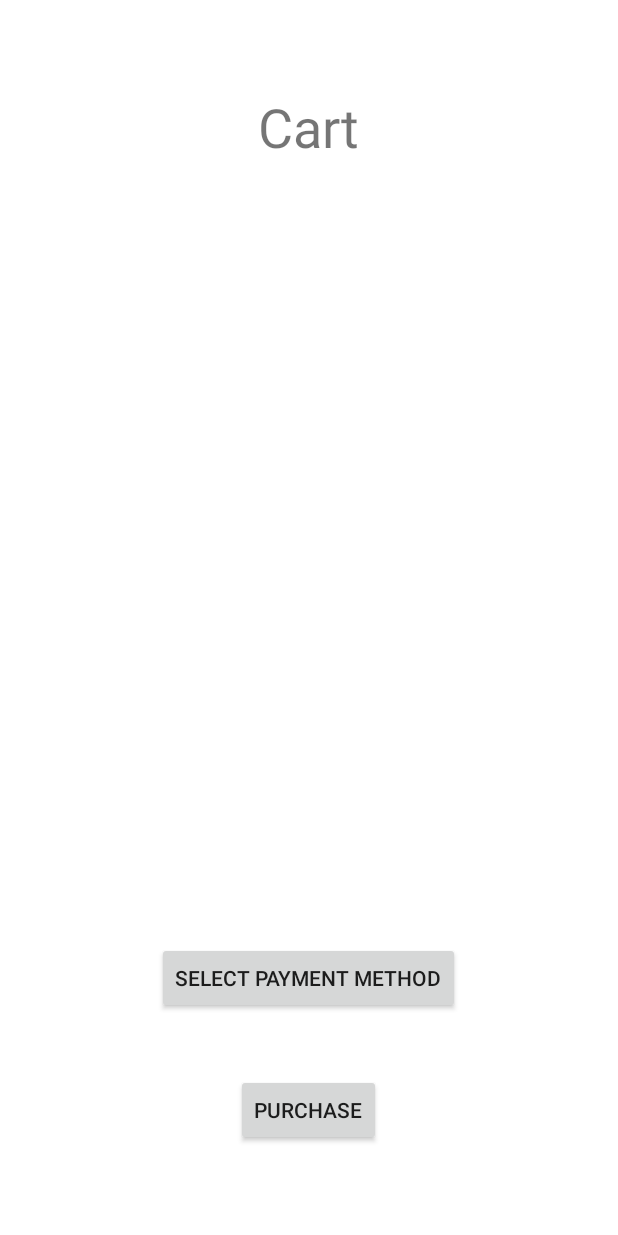
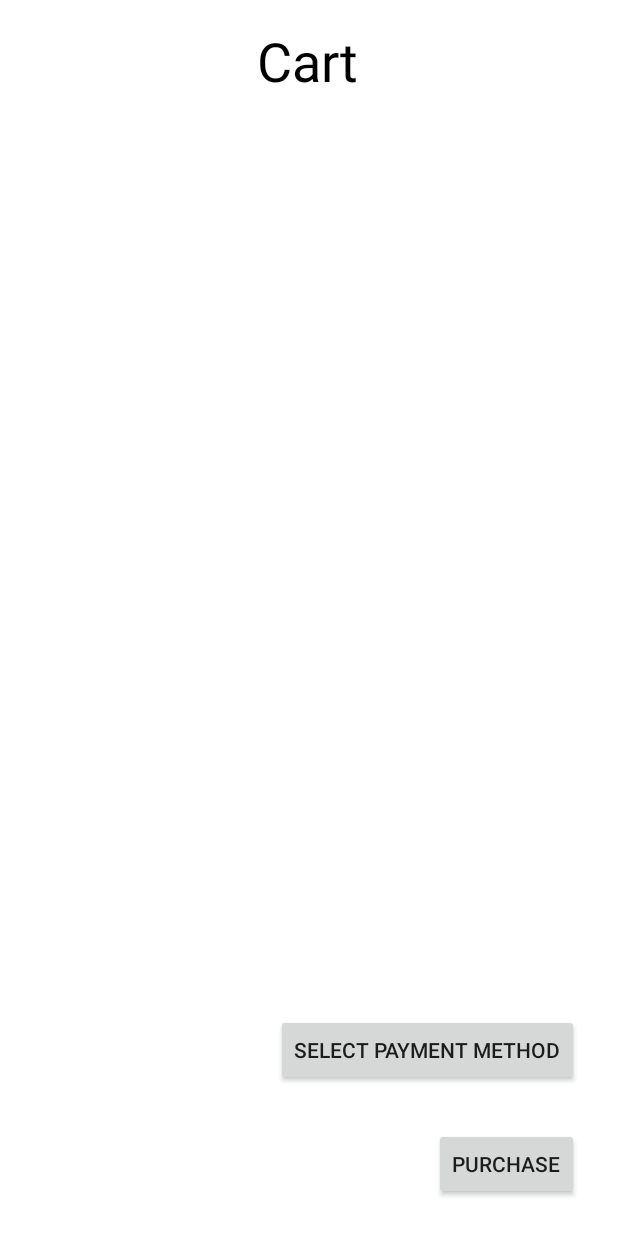
Before and after one commit to UM-EECS-441/invezt, an Android app: the layout activity_cart.xml on its own in the app's theme, with its tools: preview values and no code run, on a phone screen of 412 x 824 dp. Run offline under Robolectric (Android 15) with nearby library versions, the phone set to English and light mode, and no system bars; network calls fail.

Commit message:
create cart activity and cart button

```diff
--- a/Invezt/app/build.gradle
+++ b/Invezt/app/build.gradle
@@ -22,6 +22,7 @@ android {
             proguardFiles getDefaultProguardFile('proguard-android-optimize.txt'), 'proguard-rules.pro'
         }
     }
+    ndkVersion '21.0.6113669'
 }
 
 dependencies {
--- a/Invezt/app/src/main/AndroidManifest.xml
+++ b/Invezt/app/src/main/AndroidManifest.xml
@@ -17,6 +17,7 @@
         android:required="true" />
 
     <application
+        android:usesCleartextTraffic="true"
         android:name=".App"
         android:allowBackup="true"
         android:icon="@mipmap/ic_launcher"
--- a/Invezt/app/src/main/java/edu/umich/invezt/invezt/MainActivity.kt
+++ b/Invezt/app/src/main/java/edu/umich/invezt/invezt/MainActivity.kt
@@ -5,6 +5,7 @@ import android.content.Context
 import android.content.Intent
 import android.net.Uri
 import androidx.appcompat.app.AppCompatActivity
+import edu.umich.invezt.invezt.MainActivity
 import android.os.Bundle
 import android.view.View
 import androidx.annotation.Size
@@ -19,6 +20,7 @@ import com.stripe.android.EphemeralKeyProvider
 import com.stripe.android.EphemeralKeyUpdateListener
 import edu.umich.invezt.invezt.App.Companion.inveztID
 import edu.umich.invezt.invezt.App.Companion.stripeID
+
 
 class MainActivity : AppCompatActivity() {
     companion object {
@@ -137,14 +139,14 @@ class MainActivity : AppCompatActivity() {
     }
 
     inner class MyEphemeralKeyProvider : EphemeralKeyProvider {
-        val url = "https://167.71.176.15/create_stripe_key/${inveztID}/${MainActivity.stripe_api_version}/"
+        val url = "https://167.71.176.15/create_stripe_key/${inveztID}/$stripe_api_version/"
 
         override fun createEphemeralKey(
             @Size(min = 4) apiVersion: String,
             keyUpdateListener: EphemeralKeyUpdateListener
         ) {
             val queue = Volley.newRequestQueue(this@MainActivity)
-            val url = "https://167.71.176.115/create_stripe_key/${inveztID}/${MainActivity.stripe_api_version}/"
+            val url = "https://167.71.176.115/create_stripe_key/${inveztID}/$stripe_api_version/"
 
             val getRequest = JsonObjectRequest(url, null,
                 { response ->
--- a/Invezt/app/src/main/res/layout/activity_cart.xml
+++ b/Invezt/app/src/main/res/layout/activity_cart.xml
@@ -11,34 +11,46 @@
         android:id="@+id/cartTextView"
         android:layout_width="wrap_content"
         android:layout_height="wrap_content"
-        android:layout_marginTop="60dp"
+        android:layout_marginTop="16dp"
         android:text="@string/cart"
+        android:textColor="#000"
         android:textSize="36sp"
         app:layout_constraintEnd_toEndOf="parent"
+        app:layout_constraintHorizontal_bias="0.498"
         app:layout_constraintStart_toStartOf="parent"
         app:layout_constraintTop_toTopOf="parent" />
+
+    <androidx.recyclerview.widget.RecyclerView
+        android:id="@+id/recyclerView"
+        android:layout_width="0dp"
+        android:layout_height="0dp"
+        android:padding="10dp"
+        app:layout_constraintBottom_toTopOf="@+id/selectPaymentButton"
+        app:layout_constraintEnd_toEndOf="parent"
+        app:layout_constraintStart_toStartOf="parent"
+        app:layout_constraintTop_toBottomOf="@+id/cartTextView" />
 
     <Button
         android:id="@+id/purchaseButton"
         android:layout_width="wrap_content"
         android:layout_height="wrap_content"
-        android:layout_marginBottom="60dp"
+        android:layout_marginBottom="24dp"
         android:onClick="purchaseOnClick"
         android:text="@string/purchase"
         app:layout_constraintBottom_toBottomOf="parent"
         app:layout_constraintEnd_toEndOf="parent"
-        app:layout_constraintHorizontal_bias="0.498"
+        app:layout_constraintHorizontal_bias="0.917"
         app:layout_constraintStart_toStartOf="parent" />
 
     <Button
         android:id="@+id/selectPaymentButton"
         android:layout_width="wrap_content"
         android:layout_height="wrap_content"
-        android:layout_marginBottom="40dp"
+        android:layout_marginBottom="28dp"
         android:onClick="selectPaymentMethod"
         android:text="@string/payment_method"
         app:layout_constraintBottom_toTopOf="@+id/purchaseButton"
         app:layout_constraintEnd_toEndOf="parent"
-        app:layout_constraintHorizontal_bias="0.497"
+        app:layout_constraintHorizontal_bias="0.876"
         app:layout_constraintStart_toStartOf="parent" />
 </androidx.constraintlayout.widget.ConstraintLayout>
--- a/Invezt/app/src/main/res/values/strings.xml
+++ b/Invezt/app/src/main/res/values/strings.xml
@@ -5,6 +5,9 @@
     <string name="scan">Scan</string>
     <string name="cart">Cart</string>
     <string name="purchase">Purchase</string>
+    <string name="empty">Your cart is empty.</string>
+    <string name="price">$ 0.99</string>
+    <string name="remove">Remove</string>
     <string name="payment_method">Select Payment Method</string>
     <string name="patterns">Patterns</string>
     <string name="bear_flag">Bear Flag</string>
--- a/Invezt/settings.gradle
+++ b/Invezt/settings.gradle
@@ -2,7 +2,7 @@ include ':app'
 rootProject.name = "Invezt"
 
 // You will need to put the path to your opencv sdk on this line, otherwise it will not build
-def opencvsdk='C:\\Users\\purpl\\Desktop\\EECS441\\Project\\opencv-4.5.0-android-sdk\\OpenCV-android-sdk'
+def opencvsdk='/Users/jumanahcolvin/CourseWork/OpenCV-android-sdk'
 //   // You can put declaration above into gradle.properties file instead (including file in HOME directory),
 //   // but without 'def' and apostrophe symbols ('): opencvsdk=<path_to_opencv_android_sdk_rootdir>
 include ':opencv_sdk'
```
Also changed, not shown: Invezt/app/src/main/java/edu/umich/invezt/invezt/CartActivity.kt (+15 -1 lines), Invezt/app/src/main/java/edu/umich/invezt/invezt/LearnActivity.kt (+6 -6 lines), Invezt/app/src/main/java/edu/umich/invezt/invezt/PatternsAdapter.kt (added, +30 -0 lines), Invezt/app/src/main/res/drawable/ic_cart.xml (added, +10 -0 lines), Invezt/app/src/main/res/layout/activity_learn.xml (+12 -7 lines), Invezt/app/src/main/res/layout/empty_cart.xml (added, +36 -0 lines), Invezt/app/src/main/res/layout/pattern_row.xml (added, +56 -0 lines).
